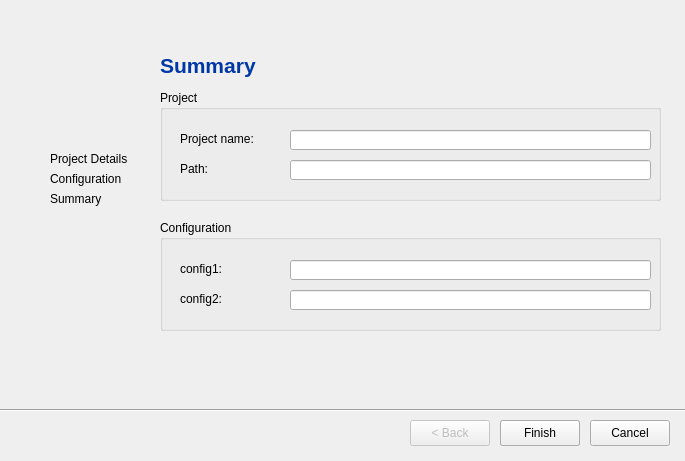
L-Net-1992/ADAS_AD_Developer, file dialogs/projectdialog.ui: the form before one commit.
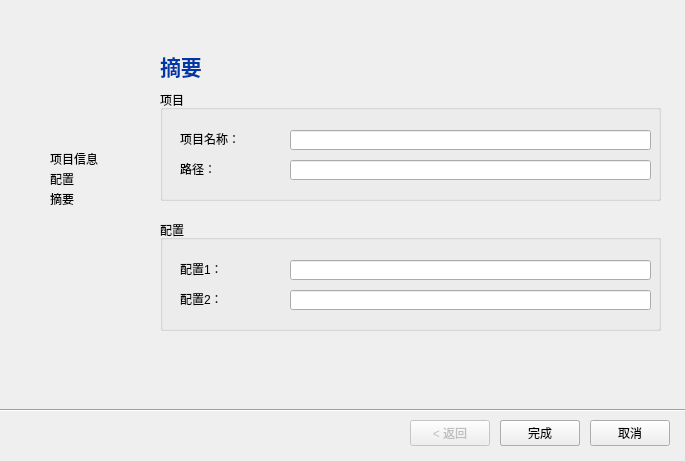
The form after the commit. The open tabs and pages were chosen to show the change.

Diff of the .ui file:
```diff
--- a/dialogs/projectdialog.ui
+++ b/dialogs/projectdialog.ui
@@ -327,7 +327,7 @@
       </rect>
      </property>
      <property name="text">
-      <string>Project Details</string>
+      <string>项目信息</string>
      </property>
     </widget>
     <widget class="QLabel" name="label_14">
@@ -346,7 +346,7 @@
       <string notr="true"/>
      </property>
      <property name="text">
-      <string>Configuration</string>
+      <string>配置</string>
      </property>
     </widget>
     <widget class="QLabel" name="label_15">
@@ -362,7 +362,7 @@
       </rect>
      </property>
      <property name="text">
-      <string>Summary</string>
+      <string>摘要</string>
      </property>
     </widget>
     <widget class="QLabel" name="label_16">
@@ -386,7 +386,7 @@
       <string notr="true">color:rgb(0, 55, 166)</string>
      </property>
      <property name="text">
-      <string>Summary</string>
+      <string>摘要</string>
      </property>
     </widget>
     <widget class="QGroupBox" name="groupBox_3">
@@ -399,7 +399,7 @@
       </rect>
      </property>
      <property name="title">
-      <string>Configuration</string>
+      <string>配置</string>
      </property>
      <widget class="QLabel" name="label_17">
       <property name="geometry">
@@ -411,7 +411,7 @@
        </rect>
       </property>
       <property name="text">
-       <string>config2:</string>
+       <string>配置2：</string>
       </property>
      </widget>
      <widget class="QLabel" name="label_18">
@@ -424,7 +424,7 @@
        </rect>
       </property>
       <property name="text">
-       <string>config1:</string>
+       <string>配置1：</string>
       </property>
      </widget>
      <widget class="QLineEdit" name="le_summary_config1">
@@ -464,7 +464,7 @@
       </rect>
      </property>
      <property name="title">
-      <string>Project</string>
+      <string>项目</string>
      </property>
      <widget class="QLabel" name="label_19">
       <property name="geometry">
@@ -476,7 +476,7 @@
        </rect>
       </property>
       <property name="text">
-       <string>Path:</string>
+       <string>路径：</string>
       </property>
      </widget>
      <widget class="QLabel" name="label_20">
@@ -489,7 +489,7 @@
        </rect>
       </property>
       <property name="text">
-       <string>Project name:</string>
+       <string>项目名称：</string>
       </property>
      </widget>
      <widget class="QLineEdit" name="le_summary_project_name">
@@ -544,7 +544,7 @@
     </rect>
    </property>
    <property name="text">
-    <string>Next &gt;</string>
+    <string>下一步&gt;</string>
    </property>
   </widget>
   <widget class="QPushButton" name="pb_project_cancel">
@@ -557,7 +557,7 @@
     </rect>
    </property>
    <property name="text">
-    <string>Cancel</string>
+    <string>取消</string>
    </property>
   </widget>
   <widget class="QPushButton" name="pb_project_back">
@@ -573,7 +573,7 @@
     </rect>
    </property>
    <property name="text">
-    <string>&lt; Back</string>
+    <string>&lt; 返回</string>
    </property>
   </widget>
   <widget class="QPushButton" name="pb_project_finish">
@@ -586,7 +586,7 @@
     </rect>
    </property>
    <property name="text">
-    <string>Finish</string>
+    <string>完成</string>
    </property>
   </widget>
  </widget>
```
Left out of the diff: 32 changed lines with no effect on the pictures.
